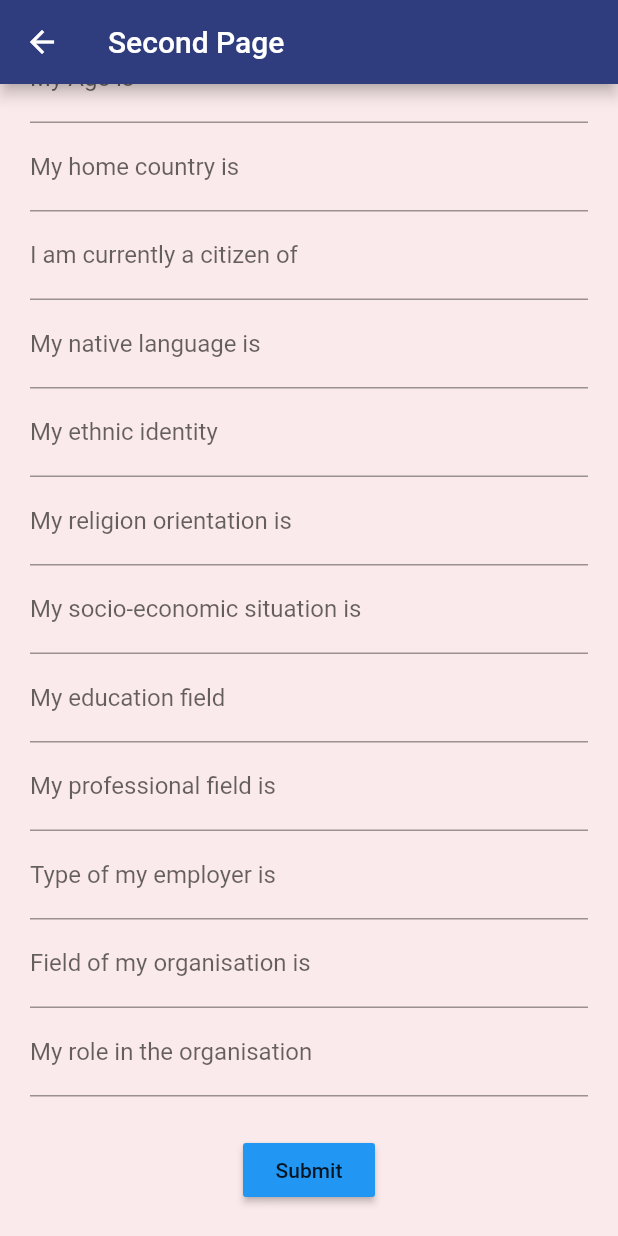
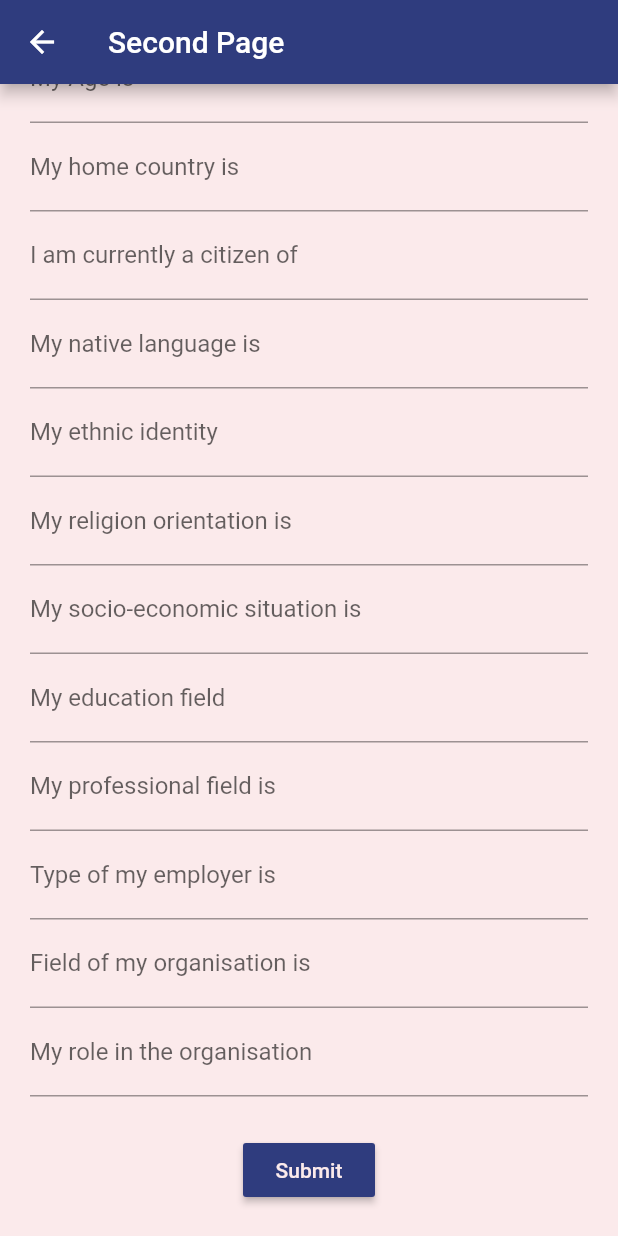
Before and after one commit to SukeshMudrakola/SPM, a Flutter app: the SecondPage screen opened by its route, scrolled down 171 dp, on a phone screen of 412 x 824 dp. Run offline on Flutter 3.47's test engine with Material 2 defaults, Android fonts, the phone set to English and light mode, and no system bars; missing offline and left inert: gender_selection.

Commit message:
Admin Screen

```diff
--- a/lib/ui/Login_Screen.dart
+++ b/lib/ui/Login_Screen.dart
@@ -304,8 +304,10 @@ class LoginScreenState extends State<LoginScreen> with ValidationMixin {
   }
 
   Widget submitButton() {
+    Color c = Color.fromRGBO(251, 234, 235, 1);
+    Color c2 = Color.fromRGBO(47, 60, 126, 1);
     return RaisedButton(
-      color: Colors.blue,
+     // color: Colors.blue,
       child: Text('Submit'),
       onPressed: () {
         //*: Need to get a reference of the Form Widget with Global key to perform form validation
@@ -315,6 +317,8 @@ class LoginScreenState extends State<LoginScreen> with ValidationMixin {
           print(age);
         }
       },
+      color: c2,
+      textColor: c,
     );
   }
 }
```
